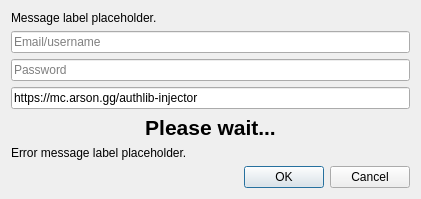
First picture: the form in launcher/ui/dialogs/AuthlibInjectorLoginDialog.ui, repository FnordMC/FnordLauncher, before the edit.
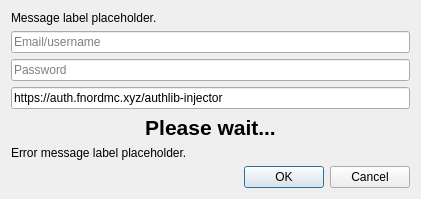
Second picture: the form after the edit.

Diff of the .ui file:
```diff
--- a/launcher/ui/dialogs/AuthlibInjectorLoginDialog.ui
+++ b/launcher/ui/dialogs/AuthlibInjectorLoginDialog.ui
@@ -59,7 +59,7 @@
        <string>https://example.com/authlib-injector</string>
      </property>
      <property name="text">
-       <string>https://mc.arson.gg/authlib-injector</string>
+       <string>https://auth.fnordmc.xyz/authlib-injector</string>
      </property>
     </widget>
    </item>
```
